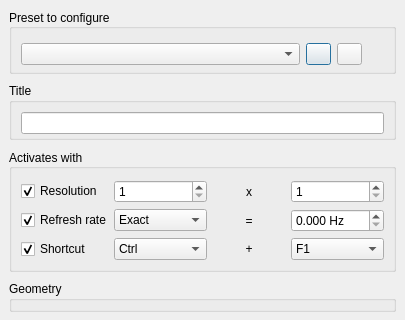
This is src/display/qt/dialogs/ui/video_presets_dialog.ui in mrehkopf/vcs as Qt 5 draws it before an edit; both pictures show x 0 to 405 and y 0 to 320 of the 405 by 479 pixel window. The edited form follows.
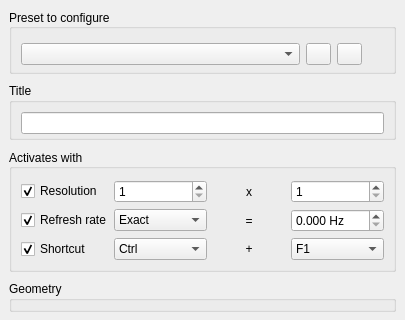
This is the edited form. Icons and pictures are not drawn. Custom widgets are drawn as their Qt base class.

Commit message: qt: Refactor VCSBaseDialog into VCSDialogFragment

Diff of the .ui file:
```diff
--- a/src/display/qt/dialogs/ui/video_presets_dialog.ui
+++ b/src/display/qt/dialogs/ui/video_presets_dialog.ui
@@ -1,7 +1,7 @@
 <?xml version="1.0" encoding="UTF-8"?>
 <ui version="4.0">
  <class>VideoPresetsDialog</class>
- <widget class="QDialog" name="VideoPresetsDialog">
+ <widget class="QWidget" name="VideoPresetsDialog">
   <property name="geometry">
    <rect>
     <x>0</x>
```
The commit also changes 47 other files.
